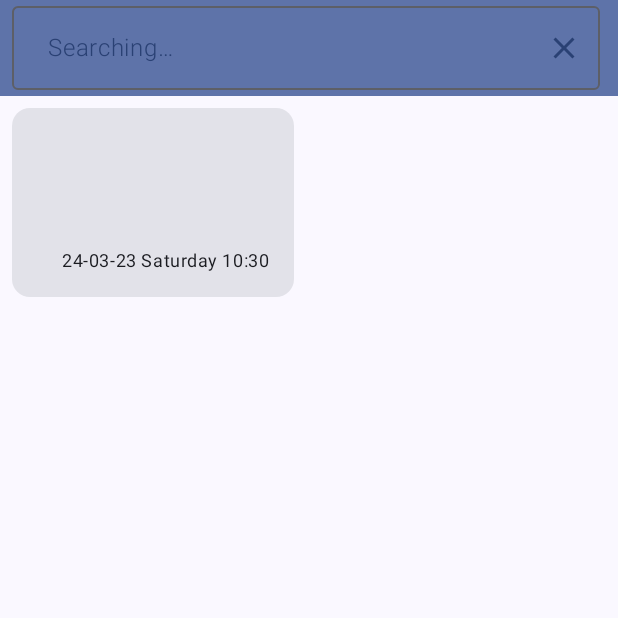
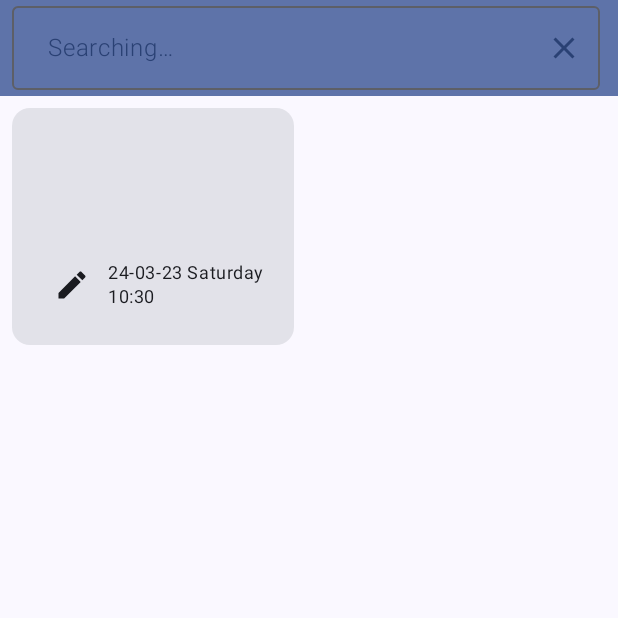
Before and after one commit to Yttehs-HDX/SimpleNote, an Android app built with Jetpack Compose: the screen it shows after launch (MainActivity), after a tap on "Search", on a phone screen of 412 x 824 dp, the top half of it. Run offline under Robolectric (Android 15) with nearby library versions, the phone set to English and light mode, and no system bars; our stand-ins replace Room's generated code, accompanist; 2 other taps on this screen came first.

Commit message:
Add default edit icon.

```diff
--- a/app/src/main/java/top/eviarch/simplenote/ui/screen/NoteColumn.kt
+++ b/app/src/main/java/top/eviarch/simplenote/ui/screen/NoteColumn.kt
@@ -18,10 +18,12 @@ import androidx.compose.foundation.lazy.staggeredgrid.StaggeredGridCells
 import androidx.compose.foundation.lazy.staggeredgrid.items
 import androidx.compose.material.icons.Icons
 import androidx.compose.material.icons.automirrored.filled.List
+import androidx.compose.material.icons.filled.Edit
 import androidx.compose.material.icons.filled.Warning
 import androidx.compose.material3.Card
 import androidx.compose.material3.ExperimentalMaterial3Api
 import androidx.compose.material3.Icon
+import androidx.compose.material3.IconButton
 import androidx.compose.material3.MaterialTheme
 import androidx.compose.material3.Text
 import androidx.compose.material3.TopAppBarScrollBehavior
@@ -214,14 +216,32 @@ fun NoteCard(
             val formattedDate = SimpleDateFormat(dateFormat, Locale.getDefault()).format(Date(note.modifiedDate))
             Row {
                 if (note.modifiedDate < System.currentTimeMillis() - dateLimit) {
-                    Icon(
-                        imageVector = Icons.Default.Warning,
-                        contentDescription = "Old",
-                        tint = MaterialTheme.colorScheme.error,
-                    )
+                    IconButton(
+                        modifier = Modifier.align(Alignment.CenterVertically),
+                        onClick = onLongPress
+                    ) {
+                        Icon(
+                            modifier = Modifier.align(Alignment.CenterVertically),
+                            imageVector = Icons.Default.Warning,
+                            tint = MaterialTheme.colorScheme.error,
+                            contentDescription = "Old",
+                        )
+                    }
+                } else {
+                    IconButton(
+                        modifier = Modifier.align(Alignment.CenterVertically),
+                        onClick = onClick
+                    ) {
+                        Icon(
+                            modifier = Modifier.align(Alignment.CenterVertically),
+                            imageVector = Icons.Default.Edit,
+                            contentDescription = "Edit",
+                        )
+                    }
                 }
                 Spacer(modifier = Modifier.weight(1f))
                 Text(
+                    modifier = Modifier.align(Alignment.CenterVertically),
                     text = formattedDate.toString(),
                     style = MaterialTheme.typography.bodySmall
                 )
```
